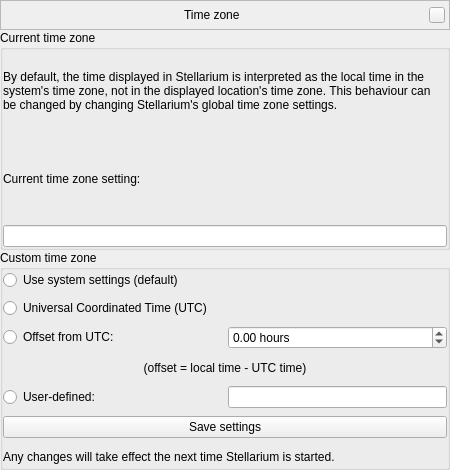
519984307/stellarium_src, file plugins/TimeZoneManager/src/gui/timeZoneManagerWindow.ui: the form before one commit.
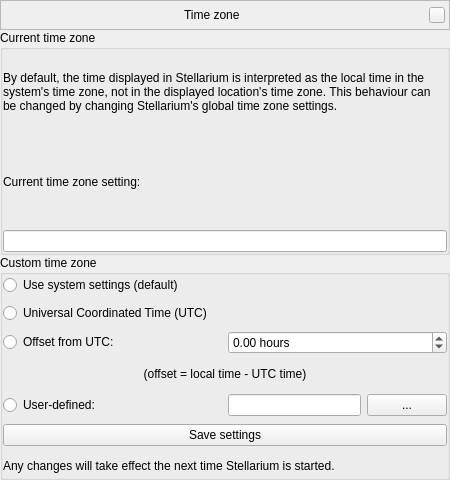
The form after the commit. Custom widgets are drawn as their Qt base class.

Commit message: + mostly non-functional time zone definition window

What changed in the file:
```diff
--- a/plugins/TimeZoneManager/src/gui/timeZoneManagerWindow.ui
+++ b/plugins/TimeZoneManager/src/gui/timeZoneManagerWindow.ui
@@ -7,7 +7,7 @@
     <x>0</x>
     <y>0</y>
     <width>450</width>
-    <height>470</height>
+    <height>480</height>
    </rect>
   </property>
   <layout class="QVBoxLayout" name="verticalLayout">
@@ -246,7 +246,23 @@
        </widget>
       </item>
       <item row="4" column="2" colspan="2">
-       <widget class="QLineEdit" name="lineEditUserDefined"/>
+       <widget class="QFrame" name="frameUserDefined">
+        <layout class="QHBoxLayout" name="horizontalLayout">
+         <property name="margin">
+          <number>0</number>
+         </property>
+         <item>
+          <widget class="QLineEdit" name="lineEditUserDefined"/>
+         </item>
+         <item>
+          <widget class="QPushButton" name="pushButtonEditTimeZone">
+           <property name="text">
+            <string>...</string>
+           </property>
+          </widget>
+         </item>
+        </layout>
+       </widget>
       </item>
      </layout>
     </widget>
```
Left out of the diff: 10 changed lines with no effect on the pictures. The commit also changes 5 other files.
